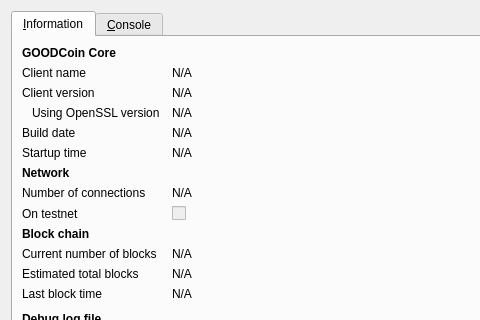
The window that src/qt/forms/rpcconsole.ui (stolenjs/gcfinal) describes before a commit, drawn with Qt 5; both pictures show x 0 to 480 and y 0 to 320 of the 740 by 450 pixel window.
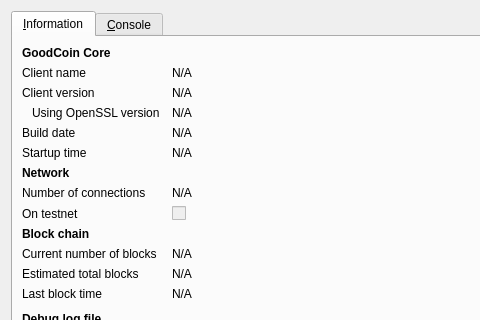
The same window after the commit. Icons and pictures are not drawn.

Diff of the .ui file:
```diff
--- a/src/qt/forms/rpcconsole.ui
+++ b/src/qt/forms/rpcconsole.ui
@@ -36,7 +36,7 @@
           </font>
          </property>
          <property name="text">
-          <string>GOODCoin Core</string>
+          <string>GoodCoin Core</string>
          </property>
         </widget>
        </item>
```
Left out of the diff: 6 changed lines with no effect on the pictures.
